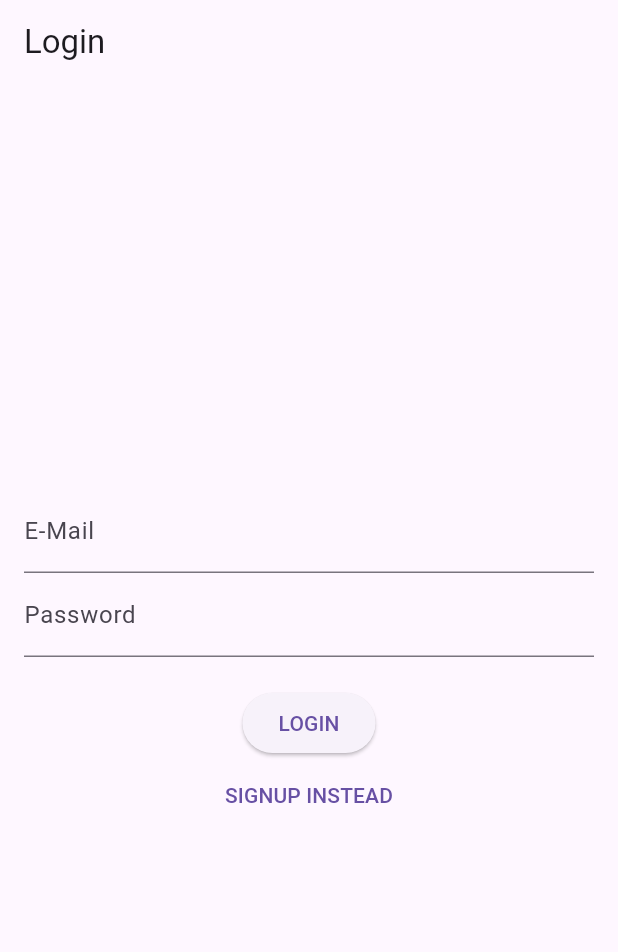
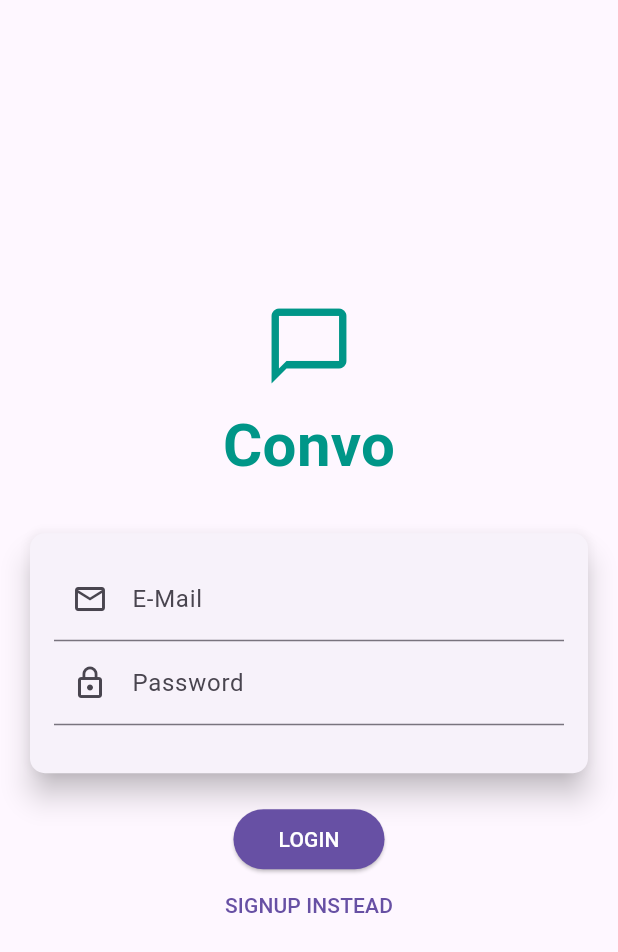
Before and after one commit to Sahil-Kumar7253/Convo-app, a Flutter app: the screen it shows after launch, on a phone screen of 412 x 824 dp. Shown: the top 952 px of the screen. Run offline on Flutter 3.47's test engine with Material 3 defaults, Android fonts, the phone set to English and light mode, and no system bars; our stand-ins replace shared_preferences, socket_io_client.

Commit message:
Enhanced The UI of the application

```diff
--- a/convo_app/lib/screens/authScreen.dart
+++ b/convo_app/lib/screens/authScreen.dart
@@ -1,5 +1,6 @@
 import 'package:flutter/material.dart';
 import 'package:provider/provider.dart';
+
 import '../providers/auth_provider.dart';
 
 enum AuthMode { Signup, Login }
@@ -19,7 +20,9 @@ class _AuthScreenState extends State<AuthScreen> {
   bool _isLoading = false;
 
   Future<void> _submit() async {
-    if (!_formKey.currentState!.validate()) return;
+    if (!_formKey.currentState!.validate()) {
+      return;
+    }
     _formKey.currentState!.save();
     setState(() => _isLoading = true);
 
@@ -32,8 +35,15 @@ class _AuthScreenState extends State<AuthScreen> {
             .register(_authData['name']!, _authData['email']!, _authData['password']!);
       }
     } catch (error) {
-      ScaffoldMessenger.of(context).showSnackBar(SnackBar(content: Text(error.toString())));
-    } finally {
+      ScaffoldMessenger.of(context).showSnackBar(
+        SnackBar(
+          content: Text(error.toString()),
+          backgroundColor: Theme.of(context).colorScheme.error,
+        ),
+      );
+    }
+
+    if(mounted) {
       setState(() => _isLoading = false);
     }
   }
@@ -47,53 +57,116 @@ class _AuthScreenState extends State<AuthScreen> {
   @override
   Widget build(BuildContext context) {
     return Scaffold(
-      appBar: AppBar(title: Text(_authMode == AuthMode.Login ? 'Login' : 'Sign Up')),
       body: Center(
+        child: SingleChildScrollView(
+          child: Column(
+            mainAxisAlignment: MainAxisAlignment.center,
+            crossAxisAlignment: CrossAxisAlignment.center,
+            children: [
+              const Icon(Icons.chat_bubble_outline, size: 60, color: Colors.teal),
+              const SizedBox(height: 8),
+              const Text(
+                'Convo',
+                style: TextStyle(
+                  fontSize: 40,
+                  fontWeight: FontWeight.bold,
+                  color: Colors.teal,
+                ),
+              ),
+              const SizedBox(height: 30),
+
+              Card(
+                shape: RoundedRectangleBorder(
+                  borderRadius: BorderRadius.circular(10.0),
+                ),
+                elevation: 8.0,
+                margin: const EdgeInsets.symmetric(horizontal: 20.0),
+                child: AnimatedContainer(
+                  duration: const Duration(milliseconds: 300),
+                  curve: Curves.easeIn,
+                  height: _authMode == AuthMode.Signup ? 270 : 160,
+                  padding: const EdgeInsets.all(16.0),
                   child: Form(
                     key: _formKey,
                     child: SingleChildScrollView(
-            padding: const EdgeInsets.all(16.0),
                       child: Column(
                         children: <Widget>[
                           if (_authMode == AuthMode.Signup)
                             TextFormField(
-                    decoration: const InputDecoration(labelText: 'Name'),
+                              decoration: const InputDecoration(
+                                labelText: 'Name',
+                                prefixIcon: Icon(Icons.person_outline),
+                              ),
                               validator: (value) => value!.isEmpty ? 'Enter your name' : null,
                               onSaved: (value) => _authData['name'] = value!,
                             ),
                           TextFormField(
-                  decoration: const InputDecoration(labelText: 'E-Mail'),
+                            decoration: const InputDecoration(
+                              labelText: 'E-Mail',
+                              prefixIcon: Icon(Icons.email_outlined),
+                            ),
                             keyboardType: TextInputType.emailAddress,
                             validator: (value) => !value!.contains('@') ? 'Invalid email' : null,
                             onSaved: (value) => _authData['email'] = value!,
                           ),
                           TextFormField(
-                  decoration: const InputDecoration(labelText: 'Password'),
+                            decoration: const InputDecoration(
+                              labelText: 'Password',
+                              prefixIcon: Icon(Icons.lock_outline),
+                            ),
                             obscureText: true,
                             controller: _passwordController,
                             validator: (value) => value!.length < 6 ? 'Password is too short' : null,
                             onSaved: (value) => _authData['password'] = value!,
                           ),
-                if (_authMode == AuthMode.Signup)
-                  TextFormField(
-                    decoration: const InputDecoration(labelText: 'Confirm Password'),
+                          // REVISED ANIMATION: Using AnimatedOpacity for simplicity and robustness.
+                          AnimatedOpacity(
+                            opacity: _authMode == AuthMode.Signup ? 1.0 : 0.0,
+                            duration: const Duration(milliseconds: 300),
+                            child: TextFormField(
+                              enabled: _authMode == AuthMode.Signup,
+                              decoration: const InputDecoration(labelText: 'Confirm Password', prefixIcon: Icon(Icons.lock_outline)),
                               obscureText: true,
-                    validator: (value) => value != _passwordController.text ? 'Passwords do not match' : null,
+                              validator: _authMode == AuthMode.Signup
+                                  ? (value) => value != _passwordController.text ? 'Passwords do not match!' : null
+                                  : null,
+                            ),
+                          ),
+                        ],
+                      ),
+                    ),
+                  ),
+                ),
               ),
               const SizedBox(height: 20),
               if (_isLoading)
                 const CircularProgressIndicator()
               else
-                  ElevatedButton(onPressed: _submit, child: Text(_authMode == AuthMode.Login ? 'LOGIN' : 'SIGN UP')),
+                ElevatedButton(
+                  onPressed: _submit,
+                  style: ElevatedButton.styleFrom(
+                    shape: RoundedRectangleBorder(
+                      borderRadius: BorderRadius.circular(30),
+                    ),
+                    padding: const EdgeInsets.symmetric(horizontal: 30.0, vertical: 8.0),
+                    backgroundColor: Theme.of(context).primaryColor,
+                    foregroundColor: Colors.white,
+                  ),
+                  child: Text(_authMode == AuthMode.Login ? 'LOGIN' : 'SIGN UP'),
+                ),
               TextButton(
                 onPressed: _switchAuthMode,
+                style: TextButton.styleFrom(
+                  padding: const EdgeInsets.symmetric(horizontal: 30.0, vertical: 4),
+                  tapTargetSize: MaterialTapTargetSize.shrinkWrap,
+                  foregroundColor: Theme.of(context).primaryColor,
+                ),
                 child: Text('${_authMode == AuthMode.Login ? 'SIGNUP' : 'LOGIN'} INSTEAD'),
               ),
             ],
           ),
         ),
       ),
-      ),
     );
   }
 }
--- a/convo_app/lib/screens/chat_screen.dart
+++ b/convo_app/lib/screens/chat_screen.dart
@@ -78,6 +78,7 @@ class _ChatScreenState extends State<ChatScreen> {
                 itemCount: chatProvider.messages.length,
                 itemBuilder: (ctx, i) {
                   final message = chatProvider.messages.reversed.toList()[i];
+                  print("the message id is : ${message.id}");
                   return MessageBubble(
                     onLongPress: () => _deleteMessage(message.id),
                     message: message.content,
```
Also changed, not shown: convo_app/lib/screens/splashScreen.dart (added, +14 -0 lines), convo_app/lib/screens/user_list_screen.dart (+44 -6 lines). Lines whose indentation alone changed are shown as unchanged.
